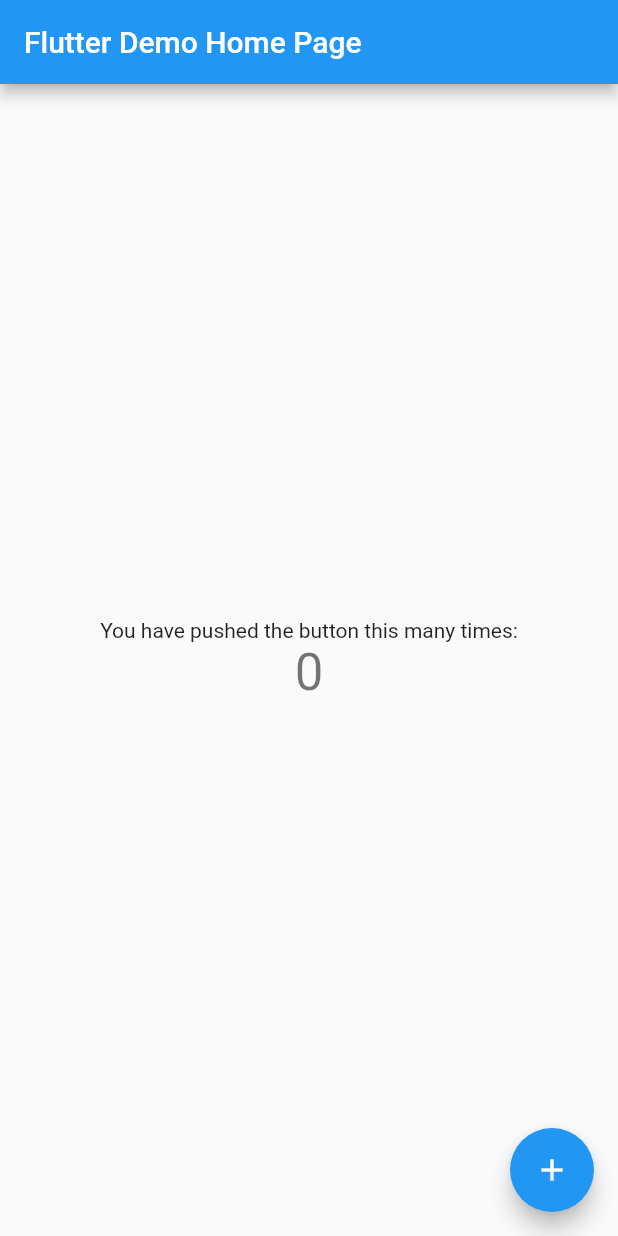
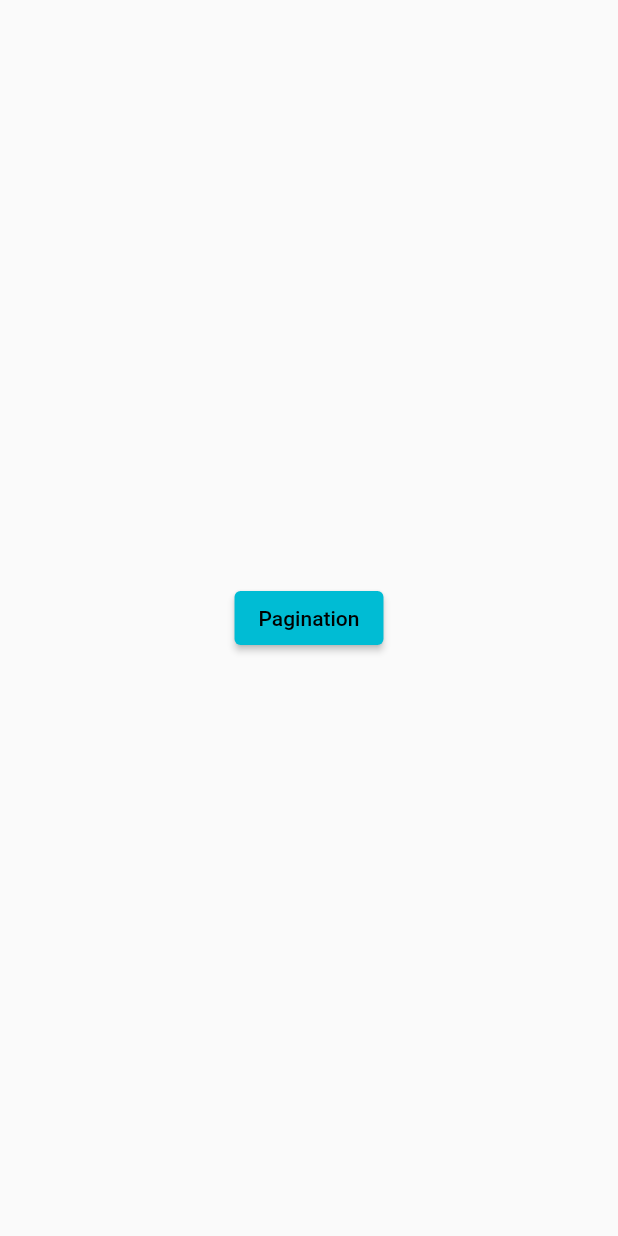
Before and after one commit to mahmoud-eslami/flwebkit, a Flutter app: the screen it shows after launch, on a phone screen of 412 x 824 dp. Run offline on Flutter 3.47's test engine with Material 2 defaults, Android fonts, the phone set to English and light mode, and no system bars.

Commit message:
feat: add required files to show components

```diff
--- /dev/null
+++ b/lib/components/base_page.dart
@@ -0,0 +1,30 @@
+import 'package:flutter/material.dart';
+import 'package:flwebkit/components/pagination/pagination_page.dart';
+
+class BasePage extends StatelessWidget {
+  const BasePage({super.key});
+
+  @override
+  Widget build(BuildContext context) {
+    return Scaffold(
+      body: SafeArea(
+        child: Column(
+          mainAxisAlignment: MainAxisAlignment.center,
+          children: [
+            Center(
+              child: ElevatedButton(
+                  onPressed: () {
+                    Navigator.push(
+                        context,
+                        MaterialPageRoute(
+                          builder: (context) => const PaginationPage(),
+                        ));
+                  },
+                  child: const Text("Pagination")),
+            ),
+          ],
+        ),
+      ),
+    );
+  }
+}
--- a/lib/main.dart
+++ b/lib/main.dart
@@ -1,4 +1,6 @@
 import 'package:flutter/material.dart';
+
+import 'components/base_page.dart';
 
 void main() {
   runApp(const MyApp());
@@ -7,109 +9,15 @@
 class MyApp extends StatelessWidget {
   const MyApp({super.key});
 
-  // This widget is the root of your application.
   @override
   Widget build(BuildContext context) {
     return MaterialApp(
-      title: 'Flutter Demo',
+      debugShowCheckedModeBanner: false,
+      title: 'Flwebkit',
       theme: ThemeData(
-        // This is the theme of your application.
-        //
-        // Try running your application with "flutter run". You'll see the
-        // application has a blue toolbar. Then, without quitting the app, try
-        // changing the primarySwatch below to Colors.green and then invoke
-        // "hot reload" (press "r" in the console where you ran "flutter run",
-        // or simply save your changes to "hot reload" in a Flutter IDE).
-        // Notice that the counter didn't reset back to zero; the application
-        // is not restarted.
-        primarySwatch: Colors.blue,
+        primarySwatch: Colors.cyan,
       ),
-      home: const MyHomePage(title: 'Flutter Demo Home Page'),
+      home: const BasePage(),
     );
   }
 }
-
-class MyHomePage extends StatefulWidget {
-  const MyHomePage({super.key, required this.title});
-
-  // This widget is the home page of your application. It is stateful, meaning
-  // that it has a State object (defined below) that contains fields that affect
-  // how it looks.
-
-  // This class is the configuration for the state. It holds the values (in this
-  // case the title) provided by the parent (in this case the App widget) and
-  // used by the build method of the State. Fields in a Widget subclass are
-  // always marked "final".
-
-  final String title;
-
-  @override
-  State<MyHomePage> createState() => _MyHomePageState();
-}
-
-class _MyHomePageState extends State<MyHomePage> {
-  int _counter = 0;
-
-  void _incrementCounter() {
-    setState(() {
-      // This call to setState tells the Flutter framework that something has
-      // changed in this State, which causes it to rerun the build method below
-      // so that the display can reflect the updated values. If we changed
-      // _counter without calling setState(), then the build method would not be
-      // called again, and so nothing would appear to happen.
-      _counter++;
-    });
-  }
-
-  @override
-  Widget build(BuildContext context) {
-    // This method is rerun every time setState is called, for instance as done
-    // by the _incrementCounter method above.
-    //
-    // The Flutter framework has been optimized to make rerunning build methods
-    // fast, so that you can just rebuild anything that needs updating rather
-    // than having to individually change instances of widgets.
-    return Scaffold(
-      appBar: AppBar(
-        // Here we take the value from the MyHomePage object that was created by
-        // the App.build method, and use it to set our appbar title.
-        title: Text(widget.title),
-      ),
-      body: Center(
-        // Center is a layout widget. It takes a single child and positions it
-        // in the middle of the parent.
-        child: Column(
-          // Column is also a layout widget. It takes a list of children and
-          // arranges them vertically. By default, it sizes itself to fit its
-          // children horizontally, and tries to be as tall as its parent.
-          //
-          // Invoke "debug painting" (press "p" in the console, choose the
-          // "Toggle Debug Paint" action from the Flutter Inspector in Android
-          // Studio, or the "Toggle Debug Paint" command in Visual Studio Code)
-          // to see the wireframe for each widget.
-          //
-          // Column has various properties to control how it sizes itself and
-          // how it positions its children. Here we use mainAxisAlignment to
-          // center the children vertically; the main axis here is the vertical
-          // axis because Columns are vertical (the cross axis would be
-          // horizontal).
-          mainAxisAlignment: MainAxisAlignment.center,
-          children: <Widget>[
-            const Text(
-              'You have pushed the button this many times:',
-            ),
-            Text(
-              '$_counter',
-              style: Theme.of(context).textTheme.headlineMedium,
-            ),
-          ],
-        ),
-      ),
-      floatingActionButton: FloatingActionButton(
-        onPressed: _incrementCounter,
-        tooltip: 'Increment',
-        child: const Icon(Icons.add),
-      ), // This trailing comma makes auto-formatting nicer for build methods.
-    );
-  }
-}
```
Also changed, not shown: lib/components/pagination/pagination_page.dart (added, +15 -0 lines), pubspec.yaml (+4 -69 lines), lib/components/pagination/pagination_component.dart (added), pubspec.lock, 1 other file.
